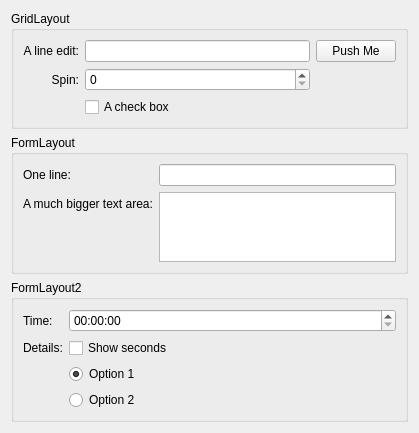
This is demo/demowidget.ui in agateau/columnresizer as Qt 5 draws it before an edit. The edited form follows.
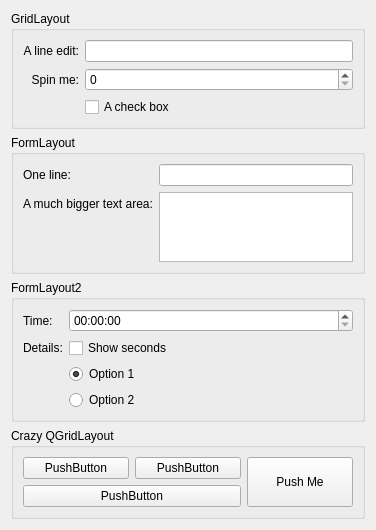
This is the edited form.

Commit message: Simplify demo

The edit to the form file:
```diff
--- a/demo/demowidget.ui
+++ b/demo/demowidget.ui
@@ -6,8 +6,8 @@
    <rect>
     <x>0</x>
     <y>0</y>
-    <width>419</width>
-    <height>400</height>
+    <width>376</width>
+    <height>493</height>
    </rect>
   </property>
   <property name="windowTitle">
@@ -39,20 +39,13 @@
       <item row="1" column="0">
        <widget class="QLabel" name="label_3">
         <property name="text">
-         <string>Spin:</string>
+         <string>Spin me:</string>
         </property>
         <property name="alignment">
          <set>Qt::AlignRight|Qt::AlignTrailing|Qt::AlignVCenter</set>
         </property>
        </widget>
       </item>
-      <item row="0" column="2">
-       <widget class="QPushButton" name="pushButton">
-        <property name="text">
-         <string>Push Me</string>
-        </property>
-       </widget>
-      </item>
       <item row="2" column="1">
        <widget class="QCheckBox" name="checkBox">
         <property name="text">
@@ -145,6 +138,49 @@
      </layout>
     </widget>
    </item>
+   <item>
+    <widget class="QGroupBox" name="gridGroupBox2">
+     <property name="title">
+      <string>Crazy QGridLayout</string>
+     </property>
+     <layout class="QGridLayout" name="gridLayout_2">
+      <item row="0" column="0">
+       <widget class="QPushButton" name="pushButton_2">
+        <property name="text">
+         <string>PushButton</string>
+        </property>
+       </widget>
+      </item>
+      <item row="0" column="1">
+       <widget class="QPushButton" name="pushButton_3">
+        <property name="text">
+         <string>PushButton</string>
+        </property>
+       </widget>
+      </item>
+      <item row="1" column="0" colspan="2">
+       <widget class="QPushButton" name="pushButton_4">
+        <property name="text">
+         <string>PushButton</string>
+        </property>
+       </widget>
+      </item>
+      <item row="0" column="2" rowspan="2">
+       <widget class="QPushButton" name="pushButton_5">
+        <property name="sizePolicy">
+         <sizepolicy hsizetype="Minimum" vsizetype="Expanding">
+          <horstretch>0</horstretch>
+          <verstretch>0</verstretch>
+         </sizepolicy>
+        </property>
+        <property name="text">
+         <string>Push Me</string>
+        </property>
+       </widget>
+      </item>
+     </layout>
+    </widget>
+   </item>
   </layout>
  </widget>
  <resources/>
```
Left out of the diff: 4 changed lines with no effect on the pictures. The commit also changes 1 other file.
